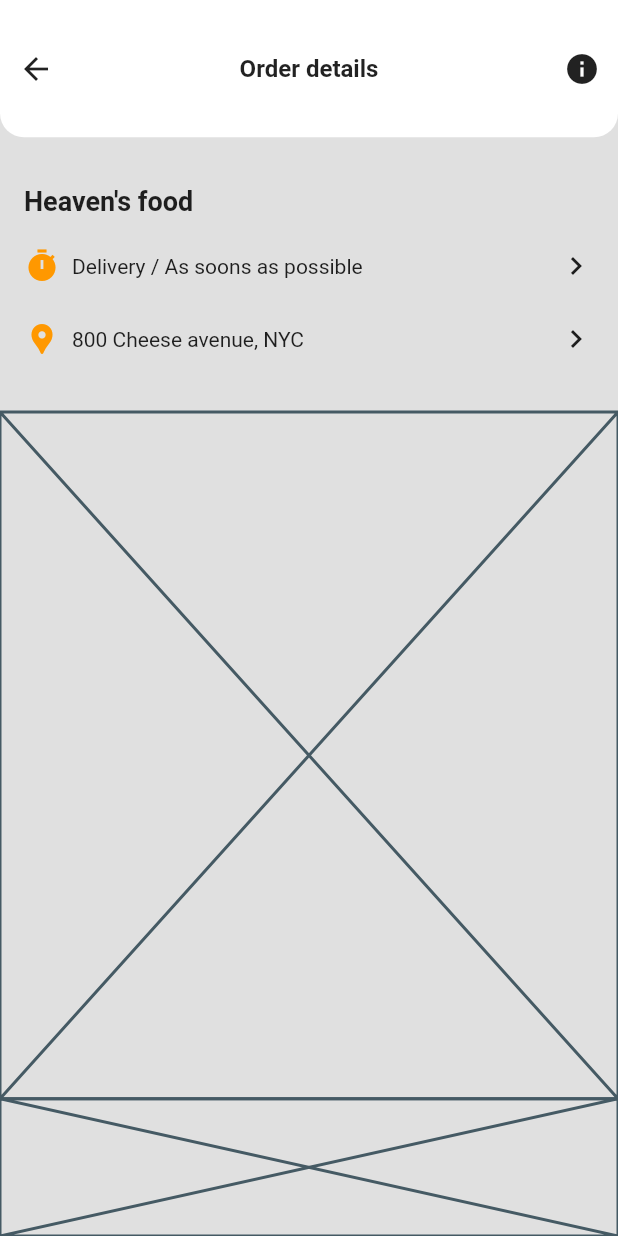
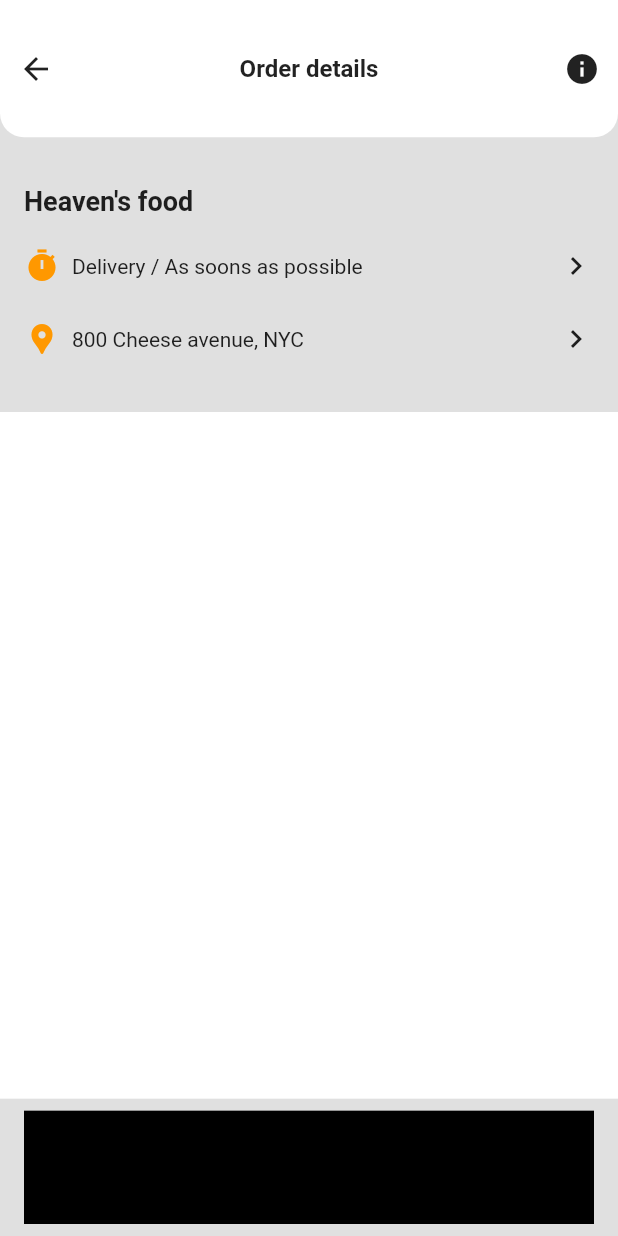
Before and after one commit to JAICHANGPARK/flutter_notebook_11th_story, a Flutter app: the screen it shows after launch, item 2 of the bottom bar chosen, on a phone screen of 412 x 824 dp. Run offline on Flutter 3.47's test engine with Material 2 defaults, Android fonts, the phone set to English and light mode, and no system bars; our stand-ins replace backdrop, badges, flutter_inner_drawer, flutter_slidable, flutter_swiper, google_fonts; network calls fail.

Commit message:
Update food_order_page.dart

```diff
--- a/lib/ep744_food_app/ui/food_order_page.dart
+++ b/lib/ep744_food_app/ui/food_order_page.dart
@@ -87,8 +87,17 @@ class _FoodOrderPageState extends State<FoodOrderPage> {
                     ],
                   ),
                 )),
-            Expanded(flex: 10, child: Placeholder()),
-            Expanded(flex: 2, child: Placeholder()),
+            Expanded(flex: 10, child: Container(
+              decoration: BoxDecoration(
+                color: Colors.white
+              ),
+            )),
+            Expanded(flex: 2, child: Container(
+              margin: EdgeInsets.symmetric(horizontal: 16, vertical: 8),
+              decoration: BoxDecoration(
+                color: Colors.black
+              ),
+            )),
           ],
         ),
       ),
```
